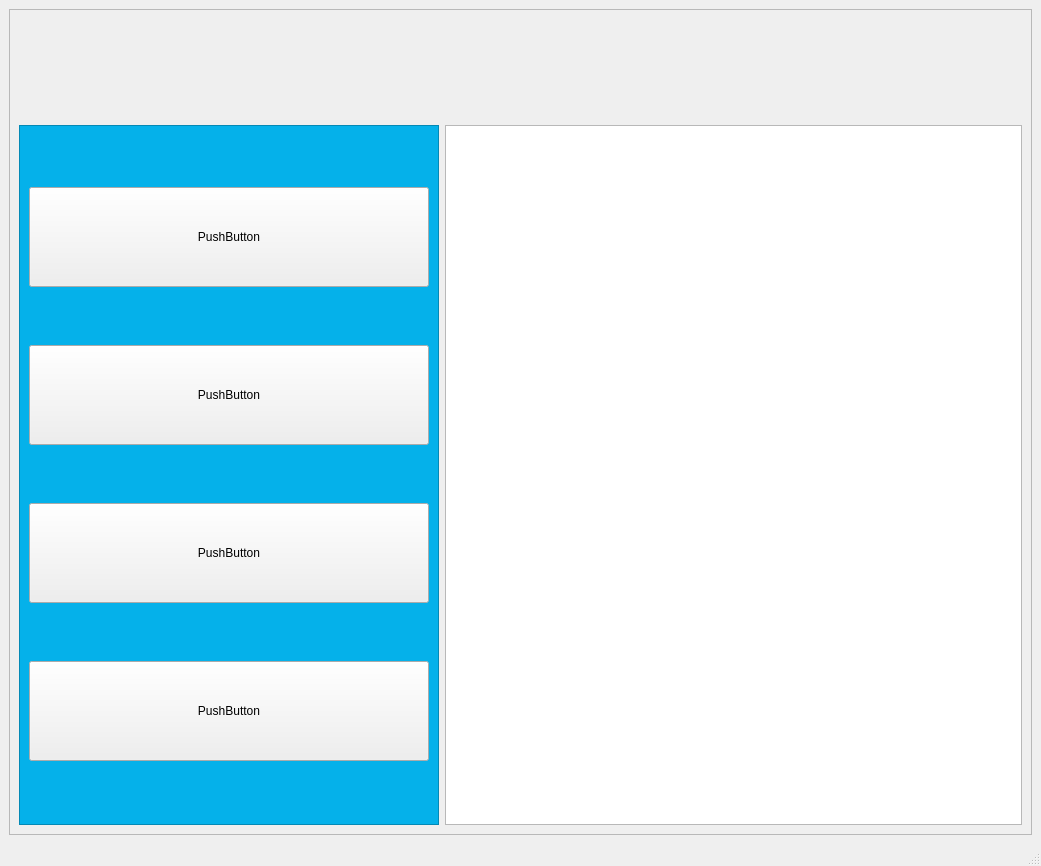
First picture: the form in UI_Files/App_Principal.ui, repository e-serrano/ERP_EIPSA, before the edit.
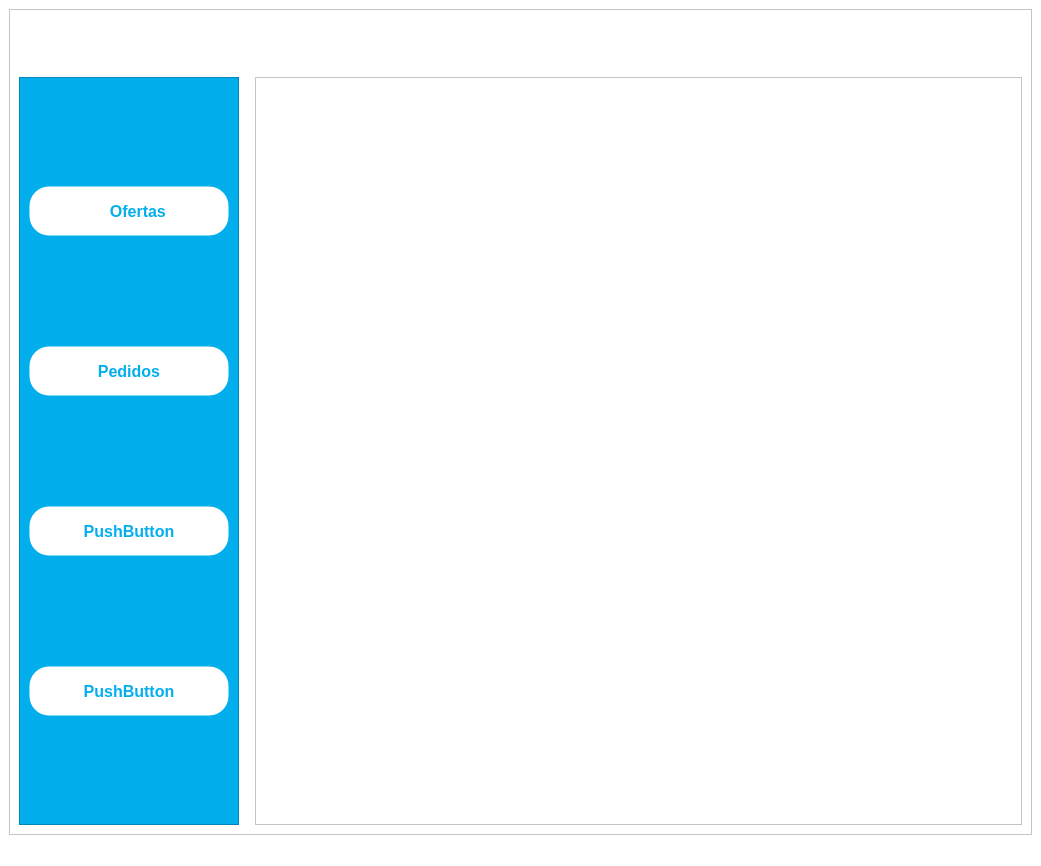
Second picture: the form after the edit. Icons and pictures are not drawn.

Patch:
```diff
--- a/UI_Files/App_Principal.ui
+++ b/UI_Files/App_Principal.ui
@@ -13,6 +13,9 @@
   <property name="windowTitle">
    <string>MainWindow</string>
   </property>
+  <property name="styleSheet">
+   <string notr="true">background-color: rgb(255, 255, 255);</string>
+  </property>
   <widget class="QWidget" name="centralwidget">
    <layout class="QGridLayout" name="gridLayout_2">
     <item row="0" column="0">
@@ -24,32 +27,25 @@
        <enum>QFrame::Raised</enum>
       </property>
       <layout class="QGridLayout" name="gridLayout">
-       <item row="0" column="0">
+       <item row="3" column="0">
         <layout class="QVBoxLayout" name="verticalLayout_2">
          <item>
           <layout class="QHBoxLayout" name="horizontalLayout_2">
-           <item>
-            <spacer name="horizontalSpacer">
-             <property name="orientation">
-              <enum>Qt::Horizontal</enum>
-             </property>
-             <property name="sizeType">
-              <enum>QSizePolicy::Preferred</enum>
-             </property>
-             <property name="sizeHint" stdset="0">
-              <size>
-               <width>20</width>
-               <height>20</height>
-              </size>
-             </property>
-            </spacer>
-           </item>
+           <property name="topMargin">
+            <number>0</number>
+           </property>
            <item>
             <widget class="QLabel" name="label">
              <property name="minimumSize">
               <size>
-               <width>500</width>
-               <height>100</height>
+               <width>220</width>
+               <height>52</height>
+              </size>
+             </property>
+             <property name="maximumSize">
+              <size>
+               <width>220</width>
+               <height>52</height>
               </size>
              </property>
              <property name="text">
@@ -68,12 +64,9 @@
              <property name="orientation">
               <enum>Qt::Horizontal</enum>
              </property>
-             <property name="sizeType">
-              <enum>QSizePolicy::Preferred</enum>
-             </property>
              <property name="sizeHint" stdset="0">
               <size>
-               <width>20</width>
+               <width>40</width>
                <height>20</height>
               </size>
              </property>
@@ -85,11 +78,33 @@
           <layout class="QHBoxLayout" name="horizontalLayout">
            <item>
             <widget class="QFrame" name="frame_2">
+             <property name="minimumSize">
+              <size>
+               <width>220</width>
+               <height>0</height>
+              </size>
+             </property>
+             <property name="maximumSize">
+              <size>
+               <width>220</width>
+               <height>16777215</height>
+              </size>
+             </property>
              <property name="autoFillBackground">
               <bool>false</bool>
              </property>
              <property name="styleSheet">
-              <string notr="true">QFrame{background-color: rgb(5, 177, 234);}</string>
+              <string notr="true">QFrame{
+	background-color: rgb(3, 174, 236);
+}
+
+QPushButton{
+	border: 1px solid transparent;
+	color: rgb(3, 174, 236);
+	box-sizing: border-box;
+	background-color: rgb(255, 255, 255);
+	border-radius: 20px;
+}</string>
              </property>
              <property name="frameShape">
               <enum>QFrame::StyledPanel</enum>
@@ -98,63 +113,242 @@
               <enum>QFrame::Raised</enum>
              </property>
              <layout class="QVBoxLayout" name="verticalLayout_3">
+              <property name="spacing">
+               <number>2</number>
+              </property>
+              <property name="leftMargin">
+               <number>9</number>
+              </property>
+              <property name="topMargin">
+               <number>0</number>
+              </property>
+              <property name="bottomMargin">
+               <number>0</number>
+              </property>
+              <item>
+               <spacer name="verticalSpacer_4">
+                <property name="orientation">
+                 <enum>Qt::Vertical</enum>
+                </property>
+                <property name="sizeHint" stdset="0">
+                 <size>
+                  <width>20</width>
+                  <height>40</height>
+                 </size>
+                </property>
+               </spacer>
+              </item>
               <item>
                <widget class="QPushButton" name="pushButton_4">
                 <property name="minimumSize">
                  <size>
-                  <width>400</width>
-                  <height>100</height>
+                  <width>200</width>
+                  <height>50</height>
                  </size>
                 </property>
+                <property name="maximumSize">
+                 <size>
+                  <width>200</width>
+                  <height>50</height>
+                 </size>
+                </property>
+                <property name="font">
+                 <font>
+                  <pointsize>12</pointsize>
+                  <bold>true</bold>
+                 </font>
+                </property>
                 <property name="text">
-                 <string>PushButton</string>
+                 <string>    Ofertas</string>
+                </property>
+                <property name="icon">
+                 <iconset>
+                  <normaloff>../button_icons/icons8-new-copy-50.png</normaloff>../button_icons/icons8-new-copy-50.png</iconset>
+                </property>
+                <property name="iconSize">
+                 <size>
+                  <width>40</width>
+                  <height>40</height>
+                 </size>
+                </property>
+                <property name="checkable">
+                 <bool>false</bool>
+                </property>
+                <property name="autoRepeat">
+                 <bool>false</bool>
+                </property>
+                <property name="autoExclusive">
+                 <bool>false</bool>
                 </property>
                </widget>
               </item>
+              <item>
+               <spacer name="verticalSpacer">
+                <property name="orientation">
+                 <enum>Qt::Vertical</enum>
+                </property>
+                <property name="sizeHint" stdset="0">
+                 <size>
+                  <width>20</width>
+                  <height>40</height>
+                 </size>
+                </property>
+               </spacer>
+              </item>
               <item>
                <widget class="QPushButton" name="pushButton_2">
                 <property name="minimumSize">
                  <size>
-                  <width>400</width>
-                  <height>100</height>
+                  <width>200</width>
+                  <height>50</height>
                  </size>
                 </property>
+                <property name="maximumSize">
+                 <size>
+                  <width>200</width>
+                  <height>50</height>
+                 </size>
+                </property>
+                <property name="font">
+                 <font>
+                  <pointsize>12</pointsize>
+                  <bold>true</bold>
+                 </font>
+                </property>
                 <property name="text">
-                 <string>PushButton</string>
+                 <string>Pedidos</string>
                 </property>
                </widget>
               </item>
+              <item>
+               <spacer name="verticalSpacer_2">
+                <property name="orientation">
+                 <enum>Qt::Vertical</enum>
+                </property>
+                <property name="sizeHint" stdset="0">
+                 <size>
+                  <width>20</width>
+                  <height>40</height>
+                 </size>
+                </property>
+               </spacer>
+              </item>
               <item>
                <widget class="QPushButton" name="pushButton">
                 <property name="minimumSize">
                  <size>
-                  <width>400</width>
-                  <height>100</height>
+                  <width>200</width>
+                  <height>50</height>
                  </size>
                 </property>
+                <property name="maximumSize">
+                 <size>
+                  <width>200</width>
+                  <height>50</height>
+                 </size>
+                </property>
+                <property name="font">
+                 <font>
+                  <pointsize>12</pointsize>
+                  <bold>true</bold>
+                 </font>
+                </property>
                 <property name="text">
                  <string>PushButton</string>
                 </property>
+                <property name="iconSize">
+                 <size>
+                  <width>30</width>
+                  <height>30</height>
+                 </size>
+                </property>
                </widget>
               </item>
+              <item>
+               <spacer name="verticalSpacer_3">
+                <property name="orientation">
+                 <enum>Qt::Vertical</enum>
+                </property>
+                <property name="sizeHint" stdset="0">
+                 <size>
+                  <width>20</width>
+                  <height>40</height>
+                 </size>
+                </property>
+               </spacer>
+              </item>
               <item>
                <widget class="QPushButton" name="pushButton_3">
                 <property name="minimumSize">
                  <size>
-                  <width>400</width>
-                  <height>100</height>
+                  <width>200</width>
+                  <height>50</height>
                  </size>
                 </property>
+                <property name="maximumSize">
+                 <size>
+                  <width>200</width>
+                  <height>50</height>
+                 </size>
+                </property>
+                <property name="font">
+                 <font>
+                  <pointsize>12</pointsize>
+                  <bold>true</bold>
+                 </font>
+                </property>
                 <property name="text">
                  <string>PushButton</string>
                 </property>
                </widget>
               </item>
+              <item>
+               <spacer name="verticalSpacer_5">
+                <property name="orientation">
+                 <enum>Qt::Vertical</enum>
+                </property>
+                <property name="sizeHint" stdset="0">
+                 <size>
+                  <width>20</width>
+                  <height>40</height>
+                 </size>
+                </property>
+               </spacer>
+              </item>
              </layout>
             </widget>
            </item>
            <item>
-            <widget class="QTableView" name="tableView"/>
+            <spacer name="horizontalSpacer">
+             <property name="orientation">
+              <enum>Qt::Horizontal</enum>
+             </property>
+             <property name="sizeType">
+              <enum>QSizePolicy::Fixed</enum>
+             </property>
+             <property name="sizeHint" stdset="0">
+              <size>
+               <width>10</width>
+               <height>20</height>
+              </size>
+             </property>
+            </spacer>
+           </item>
+           <item>
+            <widget class="QTableView" name="tableView">
+             <property name="minimumSize">
+              <size>
+               <width>0</width>
+               <height>0</height>
+              </size>
+             </property>
+             <property name="maximumSize">
+              <size>
+               <width>16777215</width>
+               <height>16777215</height>
+              </size>
+             </property>
+            </widget>
            </item>
           </layout>
          </item>
```
